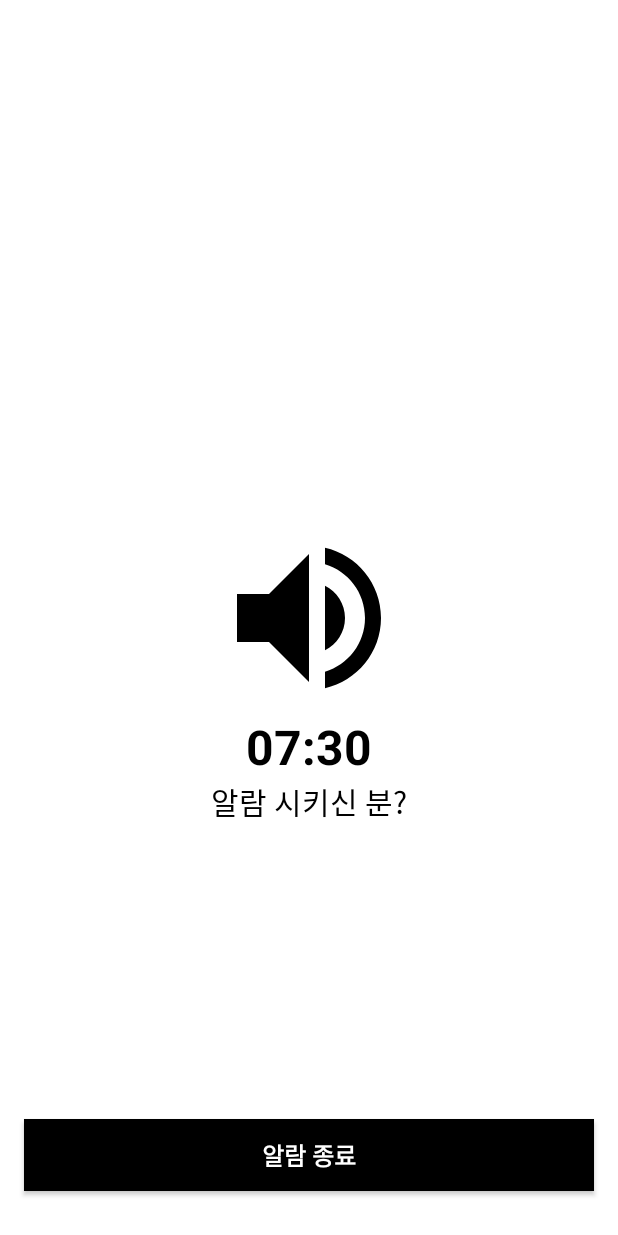
After one commit to maruchi1203/AnnoyingAlarm, an Android app: the layout alarm_wake_siren.xml on its own in the app's theme, with its tools: preview values and no code run, on a phone screen of 412 x 824 dp. The commit adds this screen. Run offline under Robolectric (Android 15) with nearby library versions, the phone set to English and light mode, and no system bars.

Commit message:
2021/11/02

```diff
--- a/app/src/main/java/lowblow/annoying_alarm/activity/wakeup_activity/AlarmWakeCustomActivity.kt
+++ b/app/src/main/java/lowblow/annoying_alarm/activity/wakeup_activity/AlarmWakeCustomActivity.kt
@@ -79,14 +79,14 @@ class AlarmWakeCustomActivity : AppCompatActivity() {
     }
 
     private fun initSound() {
-        if (alarmEntity.alarmUri != null) {
+        if (alarmEntity.alarmSoundUri != null) {
             media.setAudioAttributes(
                 AudioAttributes.Builder()
                     .setUsage(AudioAttributes.USAGE_ALARM)
                     .setContentType(AudioAttributes.CONTENT_TYPE_MUSIC)
                     .build()
             )
-            media.setDataSource(this, Uri.parse(alarmEntity.alarmUri))
+            media.setDataSource(this, Uri.parse(alarmEntity.alarmSoundUri))
             media.isLooping = true
             media.prepare()
             media.start()
--- a/app/src/main/java/lowblow/annoying_alarm/activity/wakeup_activity/AlarmWakeMosquitoActivity.kt
+++ b/app/src/main/java/lowblow/annoying_alarm/activity/wakeup_activity/AlarmWakeMosquitoActivity.kt
@@ -111,14 +111,14 @@ class AlarmWakeMosquitoActivity: AppCompatActivity(), SensorEventListener {
     }
 
     private fun initSound() {
-        if (alarmEntity.alarmUri != null) {
+        if (alarmEntity.alarmSoundUri != null) {
             media.setAudioAttributes(
                 AudioAttributes.Builder()
                     .setUsage(AudioAttributes.USAGE_ALARM)
                     .setContentType(AudioAttributes.CONTENT_TYPE_MUSIC)
                     .build()
             )
-            media.setDataSource(this, Uri.parse(alarmEntity.alarmUri))
+            media.setDataSource(this, Uri.parse(alarmEntity.alarmSoundUri))
             media.isLooping = true
             media.prepare()
             media.start()
--- a/app/src/main/java/lowblow/annoying_alarm/data/alarm/AlarmDatabase.kt
+++ b/app/src/main/java/lowblow/annoying_alarm/data/alarm/AlarmDatabase.kt
@@ -6,7 +6,7 @@ import androidx.room.Room
 import androidx.room.RoomDatabase
 
 @Database(entities = [AlarmEntity::class], version = 1)
-abstract class AlarmDatabase: RoomDatabase() {
+abstract class AlarmDatabase : RoomDatabase() {
     abstract fun alarmDao(): AlarmDao
 
     companion object {
@@ -14,7 +14,7 @@ abstract class AlarmDatabase: RoomDatabase() {
 
         @Synchronized
         fun getInstance(context: Context): AlarmDatabase? {
-            if(alarmDatabase == null) {
+            if (alarmDatabase == null) {
                 synchronized(AlarmDatabase::class) {
                     alarmDatabase = Room.databaseBuilder(
                         context.applicationContext,
--- a/app/src/main/java/lowblow/annoying_alarm/data/alarm/AlarmEntity.kt
+++ b/app/src/main/java/lowblow/annoying_alarm/data/alarm/AlarmEntity.kt
@@ -13,7 +13,8 @@ data class AlarmEntity (
     @ColumnInfo(name = "hour") var hour: Int,
     @ColumnInfo(name = "minute") var minute: Int,
     @ColumnInfo(name = "days") var days: Int,
-    @ColumnInfo(name = "uri") var alarmUri: String?,
+    @ColumnInfo(name = "soundTitle") var alarmSoundTitle: String?,
+    @ColumnInfo(name = "uri") var alarmSoundUri: String?,
     @ColumnInfo(name = "vibration") var vibration: Boolean,
     @ColumnInfo(name = "volume") var volume: Float,
     @ColumnInfo(name = "memo") var memo: String,
--- a/app/src/main/java/lowblow/annoying_alarm/data/alarm/AlarmFragmentData.kt
+++ b/app/src/main/java/lowblow/annoying_alarm/data/alarm/AlarmFragmentData.kt
@@ -1,10 +1,12 @@
 package lowblow.annoying_alarm.data.alarm
 
 import lowblow.annoying_alarm.data.AlarmType
+import java.io.Serializable
 
 data class AlarmFragmentData(
-    val alarmUri: String?,
+    val alarmSoundTitle: String?,
+    val alarmSoundUri: String?,
     val vibration: Boolean,
     val volume: Float,
     val alarmType: AlarmType
-)
+) : Serializable
--- /dev/null
+++ b/app/src/main/res/drawable/ic_baseline_volume_up_128.xml
@@ -0,0 +1,5 @@
+<vector android:height="128dp" android:tint="?attr/colorControlNormal"
+    android:viewportHeight="24" android:viewportWidth="24"
+    android:width="128dp" xmlns:android="http://schemas.android.com/apk/res/android">
+    <path android:fillColor="@android:color/black" android:pathData="M3,9v6h4l5,5L12,4L7,9L3,9zM16.5,12c0,-1.77 -1.02,-3.29 -2.5,-4.03v8.05c1.48,-0.73 2.5,-2.25 2.5,-4.02zM14,3.23v2.06c2.89,0.86 5,3.54 5,6.71s-2.11,5.85 -5,6.71v2.06c4.01,-0.91 7,-4.49 7,-8.77s-2.99,-7.86 -7,-8.77z"/>
+</vector>
--- /dev/null
+++ b/app/src/main/res/layout/alarm_wake_siren.xml
@@ -0,0 +1,59 @@
+<?xml version="1.0" encoding="utf-8"?>
+<androidx.constraintlayout.widget.ConstraintLayout xmlns:android="http://schemas.android.com/apk/res/android"
+    xmlns:app="http://schemas.android.com/apk/res-auto"
+    xmlns:tools="http://schemas.android.com/tools"
+    android:layout_width="match_parent"
+    android:layout_height="match_parent">
+
+    <ImageView
+        android:id="@+id/alarmWakeCustomImageView"
+        android:layout_width="wrap_content"
+        android:layout_height="wrap_content"
+        android:src="@drawable/ic_baseline_volume_up_128"
+        app:layout_constraintBottom_toBottomOf="parent"
+        app:layout_constraintEnd_toEndOf="parent"
+        app:layout_constraintStart_toStartOf="parent"
+        app:layout_constraintTop_toTopOf="parent"
+        app:layout_constraintVertical_chainStyle="packed"
+        app:tint="@color/black" />
+
+    <TextView
+        android:id="@+id/alarmWakeCustomTimeTextView"
+        android:layout_width="wrap_content"
+        android:layout_height="wrap_content"
+        android:textColor="@color/black"
+        android:textSize="32sp"
+        android:textStyle="bold"
+        app:layout_constraintEnd_toEndOf="parent"
+        app:layout_constraintStart_toStartOf="parent"
+        app:layout_constraintTop_toBottomOf="@id/alarmWakeCustomImageView"
+        tools:text="07:30" />
+
+    <TextView
+        android:id="@+id/alarmWakeCustomMemoTextView"
+        android:layout_width="wrap_content"
+        android:layout_height="wrap_content"
+        android:text="알람 시키신 분?"
+        android:textColor="@color/black"
+        android:textSize="20sp"
+        app:layout_constraintEnd_toEndOf="parent"
+        app:layout_constraintStart_toStartOf="parent"
+        app:layout_constraintTop_toBottomOf="@id/alarmWakeCustomTimeTextView"
+        tools:ignore="HardcodedText" />
+
+    <androidx.appcompat.widget.AppCompatButton
+        android:id="@+id/alarmWakeCustomCloseButton"
+        android:layout_width="0dp"
+        android:layout_height="wrap_content"
+        android:layout_marginHorizontal="16dp"
+        android:layout_marginBottom="30dp"
+        android:background="@color/black"
+        android:text="알람 종료"
+        android:textColor="@color/white"
+        android:textSize="16sp"
+        android:textStyle="bold"
+        app:layout_constraintBottom_toBottomOf="parent"
+        app:layout_constraintEnd_toEndOf="parent"
+        app:layout_constraintStart_toStartOf="parent" />
+
+</androidx.constraintlayout.widget.ConstraintLayout>
```
Also changed, not shown: app/src/main/java/lowblow/annoying_alarm/TodoList.txt (+7 -1 lines), app/src/main/java/lowblow/annoying_alarm/activity/AlarmSettingActivity.kt (+49 -13 lines), app/src/main/java/lowblow/annoying_alarm/activity/MainActivity.kt (+24 -4 lines), app/src/main/java/lowblow/annoying_alarm/activity/wakeup_activity/AlarmWakeSirenActivity.kt (added, +9 -0 lines), app/src/main/java/lowblow/annoying_alarm/adapter/AlarmListAdapter.kt (+7 -7 lines), app/src/main/java/lowblow/annoying_alarm/fragment/FragmentCustom.kt (+44 -18 lines), app/src/main/java/lowblow/annoying_alarm/fragment/FragmentMosquito.kt (+57 -32 lines), app/src/main/java/lowblow/annoying_alarm/fragment/FragmentParent.kt (+2 -6 lines), app/src/main/java/lowblow/annoying_alarm/system_manager/PreferenceManager.kt (+16 -6 lines), app/src/main/res/layout/activity_main.xml (+27 -1 lines), app/src/main/res/xml/activity_main_scene.xml (+15 -19 lines).
